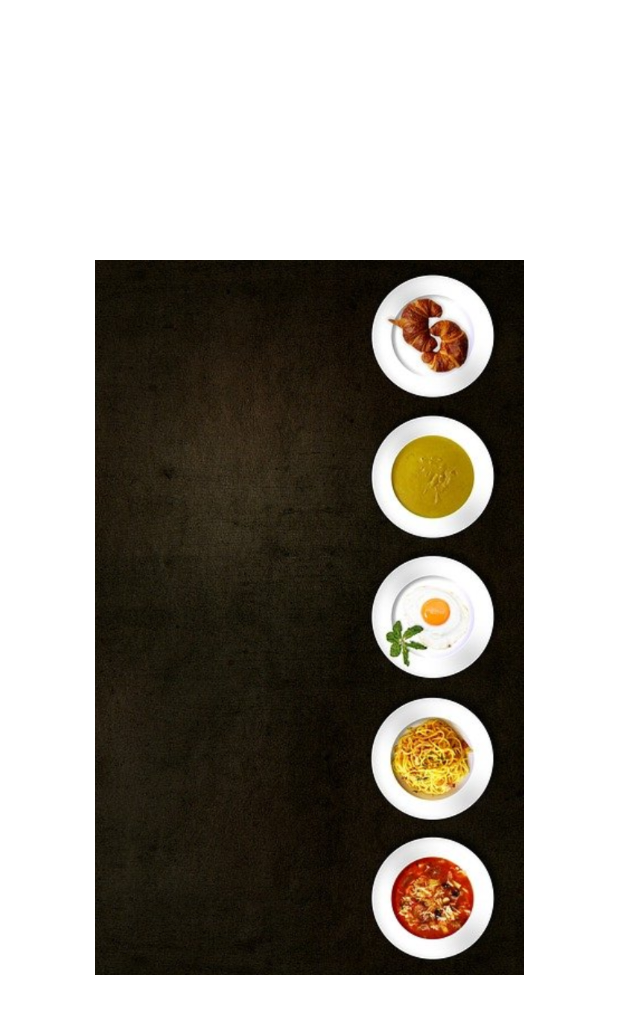
After one commit to eddymango/RandomFood, an Android app: the layout activity_login.xml on its own in the app's theme, with its tools: preview values and no code run, on a phone screen of 412 x 824 dp. The commit adds this screen. Shown: the top 1014 px of the screen. Run offline under Robolectric (Android 15) with nearby library versions, the phone set to English and light mode, and no system bars.

Commit message:
시작화면

```diff
--- a/app/build.gradle
+++ b/app/build.gradle
@@ -33,6 +33,10 @@ android {
     dataBinding {
         enabled = true
     }
+
+    buildFeatures{
+        viewBinding = true
+    }
 }
 
 dependencies {
--- /dev/null
+++ b/app/src/main/res/layout/activity_login.xml
@@ -0,0 +1,23 @@
+<?xml version="1.0" encoding="utf-8"?>
+<androidx.constraintlayout.widget.ConstraintLayout xmlns:android="http://schemas.android.com/apk/res/android"
+    xmlns:app="http://schemas.android.com/apk/res-auto"
+    xmlns:tools="http://schemas.android.com/tools"
+    android:layout_width="match_parent"
+    android:layout_height="match_parent"
+    tools:context=".Login"
+    android:id="@+id/loginView">
+
+    <ImageView
+        android:id="@+id/imageView"
+        android:layout_width="match_parent"
+        android:layout_height="match_parent"
+        android:layout_marginTop="173dp"
+        android:layout_marginBottom="174dp"
+        app:layout_constraintBottom_toBottomOf="parent"
+        app:layout_constraintEnd_toEndOf="parent"
+        app:layout_constraintStart_toStartOf="parent"
+        app:layout_constraintTop_toTopOf="parent"
+        app:srcCompat="@drawable/foodmain" />
+
+
+</androidx.constraintlayout.widget.ConstraintLayout>
--- a/app/src/main/res/layout/activity_main.xml
+++ b/app/src/main/res/layout/activity_main.xml
@@ -37,8 +37,8 @@
             app:layout_constraintBottom_toBottomOf="parent"
             app:layout_constraintEnd_toEndOf="parent"
             app:layout_constraintHorizontal_bias="0.5"
-        app:layout_constraintStart_toStartOf="parent"
-        app:layout_constraintTop_toBottomOf="@+id/editBtn" />
+            app:layout_constraintStart_toStartOf="parent"
+            app:layout_constraintTop_toBottomOf="@+id/editBtn" />
 
         <EditText
             android:id="@+id/editMenu"
```
Also changed, not shown: app/src/main/AndroidManifest.xml (+8 -1 lines), app/src/main/java/kr/ac/tukorea/randomfood/Login.kt (added, +30 -0 lines), app/src/main/res/drawable-v24/foodmain.jpg (added).
